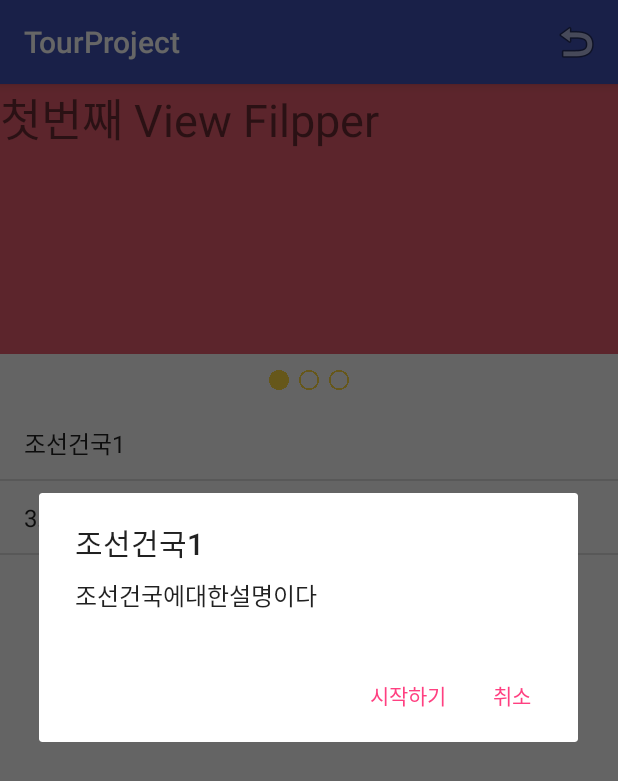
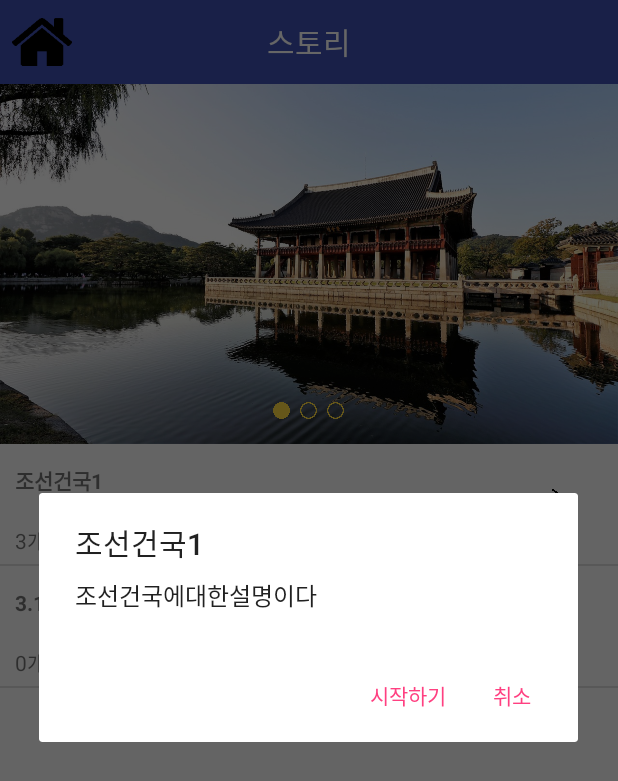
Before and after one commit to mjy1529/DuricoProject, an Android app: the StoryListActivity screen opened directly, with no data from a screen before it, after a tap on "조선건국1", on a phone screen of 412 x 824 dp. Shown: the top 781 px of the screen. Run offline under Robolectric (Android 15) with nearby library versions, the phone set to English and light mode, and no system bars.

Commit message:
storylist modify

```diff
--- a/app/src/main/java/com/example/tourproject/DetailStoryActivity.java
+++ b/app/src/main/java/com/example/tourproject/DetailStoryActivity.java
@@ -40,7 +40,7 @@ public class DetailStoryActivity extends AppCompatActivity {
     @Override
     public boolean onOptionsItemSelected(MenuItem item) {
         switch (item.getItemId()) {
-            case R.id.app_bar_menu_back :
+            case R.id.action_home :
                 Intent intent = new Intent(DetailStoryActivity.this, StoryListActivity.class);
                 startActivity(intent);
                 return true ;
--- /dev/null
+++ b/app/src/main/java/com/example/tourproject/ItemDataStoryList.java
@@ -0,0 +1,9 @@
+package com.example.tourproject;
+
+import android.view.View;
+
+public class ItemDataStoryList
+{
+    public String strTitle;
+    public String strDate;
+}
--- /dev/null
+++ b/app/src/main/java/com/example/tourproject/ListAdapterStoryList.java
@@ -0,0 +1,63 @@
+package com.example.tourproject;
+
+import android.content.Context;
+import android.util.Log;
+import android.view.LayoutInflater;
+import android.view.View;
+import android.view.ViewGroup;
+import android.widget.BaseAdapter;
+import android.widget.TextView;
+
+import java.util.ArrayList;
+
+public class ListAdapterStoryList extends BaseAdapter {
+    LayoutInflater inflater = null;
+    private ArrayList<ItemDataStoryList> m_oData = null;
+    private int nListCnt = 0;
+
+    public ListAdapterStoryList(ArrayList<ItemDataStoryList> _oData)
+    {
+        m_oData = _oData;
+        nListCnt = m_oData.size();
+    }
+
+    @Override
+    public int getCount()
+    {
+        Log.i("TAG", "getCount");
+        return nListCnt;
+    }
+
+    @Override
+    public Object getItem(int position)
+    {
+        return null;
+    }
+
+    @Override
+    public long getItemId(int position)
+    {
+        return 0;
+    }
+
+    @Override
+    public View getView(int position, View convertView, ViewGroup parent)
+    {
+        if (convertView == null)
+        {
+            final Context context = parent.getContext();
+            if (inflater == null)
+            {
+                inflater = (LayoutInflater) context.getSystemService(Context.LAYOUT_INFLATER_SERVICE);
+            }
+            convertView = inflater.inflate(R.layout.listview_item_storylist, parent, false);
+        }
+
+        TextView oTextTitle = (TextView) convertView.findViewById(R.id.textTitle);
+        TextView oTextDate = (TextView) convertView.findViewById(R.id.textDate);
+
+        oTextTitle.setText(m_oData.get(position).strTitle);
+        oTextDate.setText(m_oData.get(position).strDate);
+        return convertView;
+    }
+}
--- a/app/src/main/java/com/example/tourproject/StoryListActivity.java
+++ b/app/src/main/java/com/example/tourproject/StoryListActivity.java
@@ -5,9 +5,15 @@ import android.content.Intent;
 import android.database.Cursor;
 import android.database.sqlite.SQLiteDatabase;
 import android.database.sqlite.SQLiteException;
+import android.graphics.Bitmap;
+import android.graphics.drawable.BitmapDrawable;
+import android.support.annotation.Nullable;
+import android.support.v7.app.ActionBar;
 import android.support.v7.app.AlertDialog;
 import android.support.v7.app.AppCompatActivity;
 import android.os.Bundle;
+import android.support.v7.widget.Toolbar;
+import android.util.Log;
 import android.view.LayoutInflater;
 import android.view.Menu;
 import android.view.MenuItem;
@@ -22,7 +28,9 @@ import java.io.File;
 import java.util.ArrayList;
 import java.util.List;
 
-public class StoryListActivity extends AppCompatActivity implements  ViewFlipperAction.ViewFlipperCallback, AdapterView.OnItemClickListener{
+public class StoryListActivity extends AppCompatActivity implements  ViewFlipperAction.ViewFlipperCallback{
+
+    Toolbar toolbar; //툴바설정
 
     //베스트 이미지 화면을 위한 변수
     ViewFlipper flipper;
@@ -33,22 +41,18 @@ public class StoryListActivity extends AppCompatActivity implements  ViewFlipper
     String dbName = "test1.db";
     ArrayList<String> arrlist = null; //Storys table에 있는 모든 레코드의 title을 담는 변수
     ArrayList<String> arr_id_list = null;//Storys table에 있는 모든 레코드의 story_id를 담는 변수
+    ArrayList<String> arr_storycnt_list = null;
 
     //list를 이용하기 위한 변수
     ArrayAdapter<String> Adapter;
     ListView list;
 
-    //뒤로가기 버튼을 위한 메소드
-    @Override
-    public boolean onCreateOptionsMenu(Menu menu) {
-        getMenuInflater().inflate(R.menu.actionbar_actions, menu) ;
-        return true ;
-    }
+    //액션바 홈버튼 동작을 위한 메소드
     @Override
     public boolean onOptionsItemSelected(MenuItem item) {
         switch (item.getItemId()) {
-            case R.id.app_bar_menu_back :
-                Intent intent = new Intent(StoryListActivity.this, StoryMainActivity.class);
+            case android.R.id.home:
+                Intent intent = new Intent(StoryListActivity.this, MainSelectActivity.class);
                 startActivity(intent);
                 return true ;
             default :
@@ -62,18 +66,73 @@ public class StoryListActivity extends AppCompatActivity implements  ViewFlipper
         super.onCreate(savedInstanceState);
         setContentView(R.layout.activity_story_list);
 
+        Toolbar  myToolbar = (Toolbar) findViewById(R.id.toolbar);
+        setSupportActionBar(myToolbar);
+        ActionBar actionBar = getSupportActionBar();
+        actionBar.setDisplayShowTitleEnabled(false);
+        actionBar.setDisplayHomeAsUpEnabled(true);
+        Bitmap bitmap = ((BitmapDrawable) getResources().getDrawable(R.drawable.home)).getBitmap();
+        bitmap = Bitmap.createScaledBitmap(bitmap, 90, 90, true);
+        actionBar.setHomeAsUpIndicator(new BitmapDrawable(bitmap));
+
         //db 생성 메소드
         createDatabase();
 
         arrlist = new ArrayList<String>();
         arr_id_list = new ArrayList<String>();
+        arr_storycnt_list = new ArrayList<String>();
         //selec을 이용해 Storys table에서 title와 story_id를 얻어오는 메소드
         selectData();
-
-        Adapter = new ArrayAdapter<String>(this, android.R.layout.simple_list_item_1, arrlist);
+        for(int i = 0; i < arr_id_list.size(); i++)
+            selectcnt(Integer.parseInt(arr_id_list.get(i)));
+        ArrayList<ItemDataStoryList> oData = new ArrayList<>();
+        for (int i=0; i<arr_id_list.size(); i++)
+        {
+            ItemDataStoryList oItem = new ItemDataStoryList();
+            oItem.strTitle = arrlist.get(i);
+            oItem.strDate = arr_storycnt_list.get(i) + "개의 이야기가 있습니다.";
+            oData.add(oItem);
+        }
+        //Adapter = new ArrayAdapter<String>(this, android.R.layout.simple_list_item_1, arrlist);
         list = (ListView) findViewById(R.id.l_view);
-        list.setAdapter(Adapter);
-        list.setOnItemClickListener(this);
+        ListAdapterStoryList oAdapter = new ListAdapterStoryList(oData);
+        list.setAdapter(oAdapter);
+        Log.i("dddddddd","deew3dddd");
+        list.setOnItemClickListener(new AdapterView.OnItemClickListener() {
+            @Override
+            public void onItemClick(AdapterView<?> adapterView, View view, int i, long l) {
+                Log.i("ddddd","ddddd");
+                //선택된 위치를 저장하는 변수
+                final Integer selectedPos = i;
+                //큰 스토리에 대한 대략적인 설명을 위한 dialog
+                AlertDialog.Builder alertDlg = new AlertDialog.Builder(view.getContext());
+                //dialog에 제목
+                alertDlg.setTitle(arrlist.get(selectedPos));
+                alertDlg.setPositiveButton(R.string.button_cancel, new DialogInterface.OnClickListener() {
+                    @Override
+                    public void onClick(DialogInterface dialog, int which) {
+                        dialog.dismiss();
+                    }
+                });
+                alertDlg.setNegativeButton(R.string.button_start, new DialogInterface.OnClickListener() {
+                    @Override
+                    public void onClick(DialogInterface dialog, int which) {
+                        String position = arr_id_list.get(selectedPos);
+                        dialog.dismiss();
+                        Intent intent = new Intent(StoryListActivity.this, DetailStoryActivity.class);
+                        //story_id를 넘겨준다
+                        intent.putExtra("p_id", position);
+                        startActivity(intent);
+                    }
+                });
+                //story_id에 해당하는 explanation을 검색해서 dialog에 뿌린다
+                String sql = "select explanation from Storys where story_id=" + arr_id_list.get(selectedPos);
+                Cursor result = database.rawQuery(sql, null);
+                result.moveToFirst();
+                alertDlg.setMessage(result.getString(0));
+                alertDlg.show();
+            }
+        });
 
         //UI
         flipper = (ViewFlipper) findViewById(R.id.flipper_bestImage);
@@ -95,10 +154,11 @@ public class StoryListActivity extends AppCompatActivity implements  ViewFlipper
         flipper.addView(view1);
         flipper.addView(view2);
         flipper.addView(view3);
+
         //리스너설정 - 좌우 터치시 화면넘어가기
         flipper.setOnTouchListener(new ViewFlipperAction(this, flipper));
     }
-
+/*
     @Override
     public void onItemClick(AdapterView<?> adapterView, View view, int i, long l){
         //선택된 위치를 저장하는 변수
@@ -131,7 +191,7 @@ public class StoryListActivity extends AppCompatActivity implements  ViewFlipper
         alertDlg.setMessage(result.getString(0));
         alertDlg.show();
     }
-
+*/
     //selec을 이용해 Storys table에서 title와 story_id를 얻어오는 메소드
     public void selectData(){
         String sql = "select * from Storys";
@@ -143,6 +203,18 @@ public class StoryListActivity extends AppCompatActivity implements  ViewFlipper
             result.moveToNext();
         }
         result.close();
+    }
+
+    public void selectcnt(int id){
+        String sql = "select count(*) as cnt from DetailStorys where story_id="+id;
+        Cursor result = database.rawQuery(sql, null);
+        String r = "";
+        result.moveToFirst();
+        while(!result.isAfterLast()){
+            arr_storycnt_list.add(result.getString(0));
+            result.moveToNext();
+        }
+            result.close();
     }
 
     //db에 있는 table을 생성하는 메소드
--- a/app/src/main/res/layout/activity_story_list.xml
+++ b/app/src/main/res/layout/activity_story_list.xml
@@ -1,15 +1,39 @@
 <?xml version="1.0" encoding="utf-8"?>
 <LinearLayout xmlns:android="http://schemas.android.com/apk/res/android"
     xmlns:tools="http://schemas.android.com/tools"
+    xmlns:app="http://schemas.android.com/apk/res-auto"
     android:layout_width="match_parent"
     android:layout_height="match_parent"
     android:orientation="vertical"
     tools:context=".StoryListActivity">
 
-    <LinearLayout
+        <android.support.v7.widget.Toolbar
+            android:id="@+id/toolbar"
+            android:layout_width="match_parent"
+            android:layout_height="?android:attr/actionBarSize"
+            android:background="@color/colorPrimary"
+            android:minHeight="?android:attr/actionBarSize"
+            app:popupTheme="@style/ThemeOverlay.AppCompat.Light">
+
+            <FrameLayout
+                android:layout_width="wrap_content"
+                android:layout_height="wrap_content"
+                android:layout_gravity="center">
+
+                <TextView
+                    android:layout_width="wrap_content"
+                    android:layout_height="wrap_content"
+                    android:layout_gravity="center"
+                    android:text="스토리"
+                    android:textColor="#fff"
+                    android:textSize="20sp"/>
+            </FrameLayout>
+        </android.support.v7.widget.Toolbar>
+
+    <FrameLayout
         android:id="@+id/linearLayout_bestImage"
         android:layout_width="match_parent"
-        android:layout_height="180dp"
+        android:layout_height="240dp"
         android:layout_gravity="center_horizontal"
         android:orientation="horizontal">
 
@@ -17,35 +41,37 @@
             android:id="@+id/flipper_bestImage"
             android:layout_width="match_parent"
             android:layout_height="match_parent" />
-    </LinearLayout>
 
         <LinearLayout
             android:layout_width="match_parent"
+            android:layout_marginTop="200dp"
             android:layout_height="35dp"
             android:gravity="center"
             android:orientation="horizontal">
 
             <ImageView
                 android:id="@+id/imageView_imgIndex0"
-            android:layout_width="20dp"
-            android:layout_height="20dp"
+                android:layout_width="18dp"
+                android:layout_height="18dp"
                 android:padding="3dp"
                 android:src="@drawable/yellow" />
 
             <ImageView
                 android:id="@+id/imageView_imgIndex1"
-            android:layout_width="20dp"
-            android:layout_height="20dp"
+                android:layout_width="18dp"
+                android:layout_height="18dp"
                 android:padding="3dp"
                 android:src="@drawable/yellow" />
 
             <ImageView
                 android:id="@+id/imageView_imgIndex2"
-            android:layout_width="20dp"
-            android:layout_height="20dp"
+                android:layout_width="18dp"
+                android:layout_height="18dp"
                 android:padding="3dp"
                 android:src="@drawable/yellow" />
         </LinearLayout>
+    </FrameLayout>
+
 
     <ListView
         android:id="@+id/l_view"
--- /dev/null
+++ b/app/src/main/res/layout/listview_item_storylist.xml
@@ -0,0 +1,44 @@
+<?xml version="1.0" encoding="utf-8"?>
+<LinearLayout xmlns:android="http://schemas.android.com/apk/res/android"
+    android:orientation="horizontal"
+    android:layout_width="match_parent"
+    android:layout_height="80dp">
+
+    <LinearLayout
+        android:layout_width="0dp"
+        android:layout_height="match_parent"
+        android:layout_weight="75"
+        android:orientation="vertical">
+
+        <TextView
+            android:id="@+id/textTitle"
+            android:layout_width="match_parent"
+            android:layout_height="0dp"
+            android:text="제목"
+            android:layout_weight="60"
+            android:gravity="center_vertical"
+            android:paddingLeft="10dp"
+            android:textStyle="bold" />
+        <TextView
+            android:id="@+id/textDate"
+            android:layout_width="match_parent"
+            android:layout_height="0dp"
+            android:text="날짜"
+            android:layout_weight="40"
+            android:gravity="center_vertical"
+            android:paddingLeft="10dp"
+            />
+    </LinearLayout>
+
+    <android.support.v7.widget.AppCompatImageView
+        android:layout_marginTop="30dp"
+        android:layout_width="1dp"
+        android:layout_height="20dp"
+        android:layout_weight="5"
+        android:background="@drawable/next" />
+
+    <View
+        android:layout_width="0dp"
+        android:layout_height="match_parent"
+        android:layout_weight="5" />
+</LinearLayout>
--- a/app/src/main/res/layout/viewflipper1.xml
+++ b/app/src/main/res/layout/viewflipper1.xml
@@ -1,14 +1,15 @@
 <?xml version="1.0" encoding="utf-8"?>
 <LinearLayout xmlns:android="http://schemas.android.com/apk/res/android"
-    android:background="#E65D6E"
+    android:background="@drawable/gyeongbokpalace"
     android:orientation="vertical"
     android:layout_width="match_parent"
     android:layout_height="match_parent">
+    <LinearLayout
+        android:layout_width="match_parent"
+        android:layout_height="35dp"
+        android:gravity="center"
+        android:orientation="horizontal">
 
-    <TextView
-        android:text="첫번째 View Filpper"
-        android:textSize="30dp"
-        android:layout_width="wrap_content"
-        android:layout_height="wrap_content"/>
+    </LinearLayout>
 
 </LinearLayout>
--- a/app/src/main/res/layout/viewflipper2.xml
+++ b/app/src/main/res/layout/viewflipper2.xml
@@ -1,14 +1,8 @@
 <?xml version="1.0" encoding="utf-8"?>
 <LinearLayout xmlns:android="http://schemas.android.com/apk/res/android"
-    android:background="#FE9E95"
+    android:background="@drawable/namhan"
     android:orientation="vertical"
     android:layout_width="match_parent"
     android:layout_height="match_parent">
 
-    <TextView
-        android:text="두번째 View Filpper"
-        android:textSize="30dp"
-        android:layout_width="wrap_content"
-        android:layout_height="wrap_content"/>
-
 </LinearLayout>
--- a/app/src/main/res/layout/viewflipper3.xml
+++ b/app/src/main/res/layout/viewflipper3.xml
@@ -1,14 +1,8 @@
 <?xml version="1.0" encoding="utf-8"?>
 <LinearLayout xmlns:android="http://schemas.android.com/apk/res/android"
-    android:background="#FEDAB3"
+    android:background="@drawable/dorik"
     android:orientation="vertical"
     android:layout_width="match_parent"
     android:layout_height="match_parent">
 
-    <TextView
-        android:text="세번째 View Filpper"
-        android:textSize="30dp"
-        android:layout_width="wrap_content"
-        android:layout_height="wrap_content"/>
-
 </LinearLayout>
--- a/app/src/main/res/menu/actionbar_actions.xml
+++ b/app/src/main/res/menu/actionbar_actions.xml
@@ -1,6 +1,12 @@
 <?xml version="1.0" encoding="utf-8"?>
 <menu xmlns:android="http://schemas.android.com/apk/res/android"
     xmlns:app="http://schemas.android.com/apk/res-auto">
+
+    <item
+        android:id="@+id/action_home"
+        android:icon="@drawable/home"
+        android:title="home"
+        app:showAsAction="always" />
 
     <item
         android:id="@+id/app_bar_menu_back"
--- a/app/src/main/res/values/styles.xml
+++ b/app/src/main/res/values/styles.xml
@@ -1,11 +1,9 @@
 <resources>
-
     <!-- Base application theme. -->
-    <style name="AppTheme" parent="Base.Theme.AppCompat.Light.DarkActionBar">
-        <!-- Customize your theme here. -->
+    <style name="AppTheme" parent="Theme.AppCompat.Light.NoActionBar"> //끝에 .NoActionBar를 붙여준다.
         <item name="colorPrimary">@color/colorPrimary</item>
         <item name="colorPrimaryDark">@color/colorPrimaryDark</item>
         <item name="colorAccent">@color/colorAccent</item>
+
     </style>
-
 </resources>
--- a/build.gradle
+++ b/build.gradle
@@ -7,7 +7,7 @@ buildscript {
         jcenter()
     }
     dependencies {
-        classpath 'com.android.tools.build:gradle:3.1.3'
+        classpath 'com.android.tools.build:gradle:3.0.0'
 
 
         // NOTE: Do not place your application dependencies here; they belong
--- a/gradle.properties
+++ b/gradle.properties
@@ -7,7 +7,7 @@
 # Specifies the JVM arguments used for the daemon process.
 # The setting is particularly useful for tweaking memory settings.
 org.gradle.jvmargs=-Xmx1536m
-android.enableAapt2=true
+android.enableAapt2=false
 # When configured, Gradle will run in incubating parallel mode.
 # This option should only be used with decoupled projects. More details, visit
 # http://www.gradle.org/docs/current/userguide/multi_project_builds.html#sec:decoupled_projects
```
Also changed, not shown: app/src/main/java/com/example/tourproject/ViewFlipperAction.java (+8 -0 lines), app/src/main/res/drawable-v24/dorik.jpg (added), app/src/main/res/drawable-v24/gyeongbokpalace.jpg (added), app/src/main/res/drawable-v24/home.png (added), app/src/main/res/drawable-v24/namhan.jpg (added), app/src/main/res/drawable-v24/next.png (added). Lines whose indentation alone changed are shown as unchanged.
